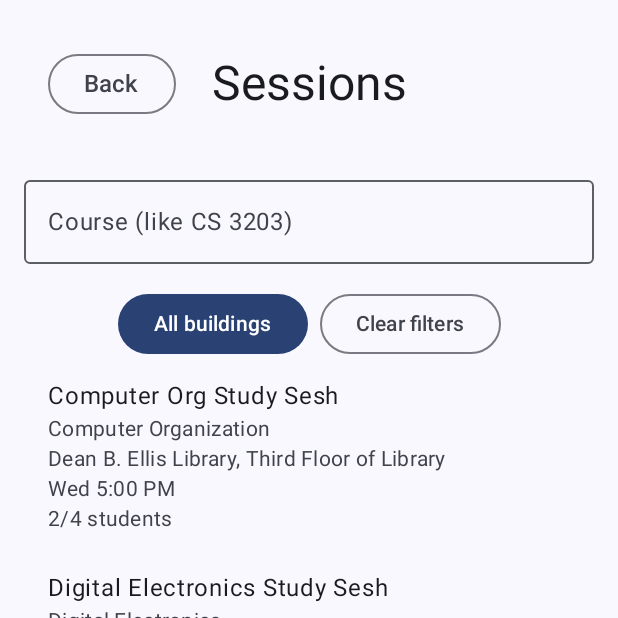
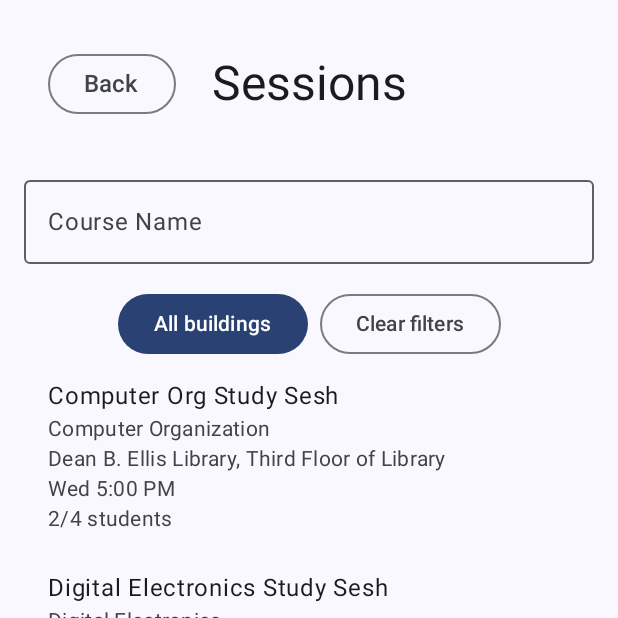
Before and after one commit to Curtis15/StudyApp, an Android app built with Jetpack Compose: the AllSessionScreen screen opened through its navigation route, on a phone screen of 412 x 824 dp, the top half of it. Run offline under Robolectric (Android 15) with nearby library versions, the phone set to English and light mode, and no system bars.

Commit message:
Final Code

```diff
--- a/app/src/main/java/com/example/studyapp/screens/Screens.kt
+++ b/app/src/main/java/com/example/studyapp/screens/Screens.kt
@@ -268,7 +268,7 @@ fun AllSessionScreen(viewModel: MainViewModel, navController: NavController){
         OutlinedTextField(
             value = viewModel.courseFilter,
             onValueChange = {viewModel.updateCourseFilter(it)},
-            label = {Text("Course (like CS 3203)")},
+            label = {Text("Course Name")},
             singleLine = true,
             modifier = Modifier.fillMaxWidth()
         )
```
